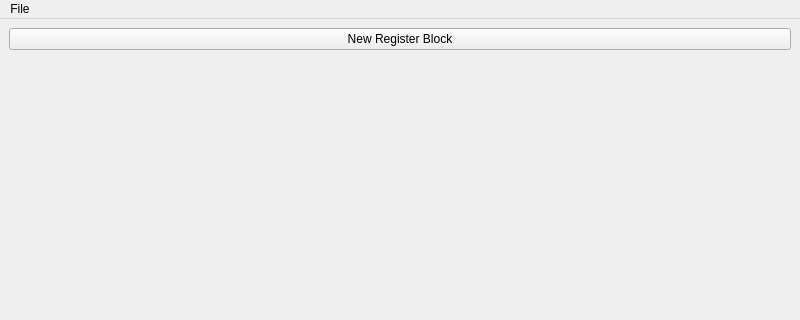
The window that mainwindow.ui (jimga150/RegisterMap) describes before a commit, drawn with Qt 5; both pictures show x 0 to 800 and y 0 to 320 of the 800 by 821 pixel window.
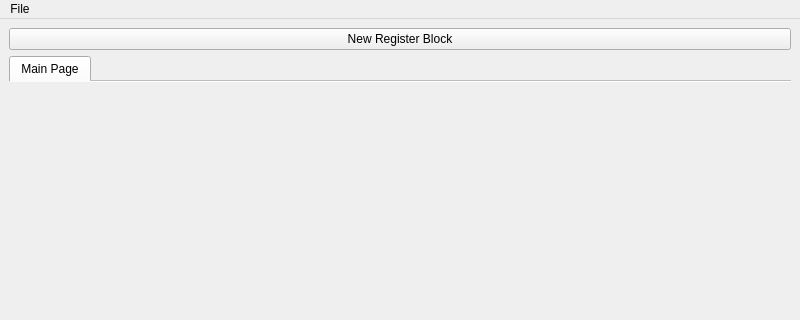
The same window after the commit.

Commit message: Add option to load into or make a new window with all the same features

```diff
--- a/mainwindow.ui
+++ b/mainwindow.ui
@@ -46,6 +46,11 @@
         <property name="tabBarAutoHide">
          <bool>false</bool>
         </property>
+        <widget class="QWidget" name="mainTab">
+         <attribute name="title">
+          <string>Main Page</string>
+         </attribute>
+        </widget>
        </widget>
       </item>
      </layout>
```
Left out of the diff: 13 changed lines with no effect on the pictures. The commit also changes 3 other files.
